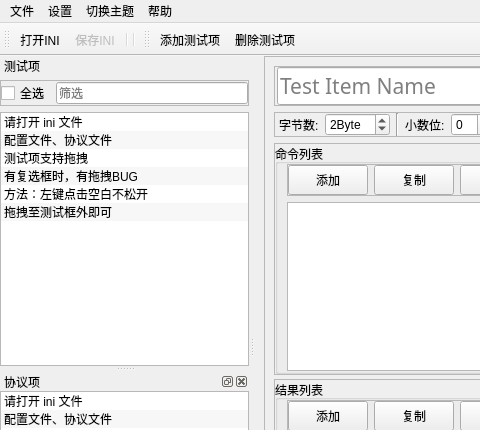
The window that mainwindow.ui (m-RNA/labview-ini-editor) describes before a commit, drawn with Qt 5; both pictures show x 0 to 480 and y 0 to 430 of the 850 by 657 pixel window.
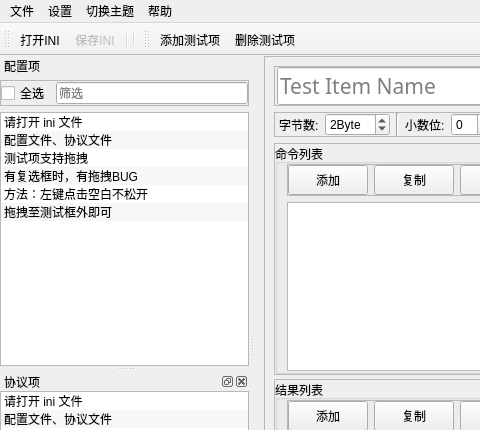
The same window after the commit. Custom widgets are drawn as their Qt base class.

Commit message: Change：加入弹窗提示：重复打开文件、协议文件、配置文件加载失败

```diff
--- a/mainwindow.ui
+++ b/mainwindow.ui
@@ -886,7 +886,7 @@
     <set>QDockWidget::DockWidgetMovable</set>
    </property>
    <property name="windowTitle">
-    <string>测试项</string>
+    <string>配置项</string>
    </property>
    <attribute name="dockWidgetArea">
     <number>1</number>
```
Left out of the diff: 2 changed lines with no effect on the pictures. The commit also changes 3 other files.
